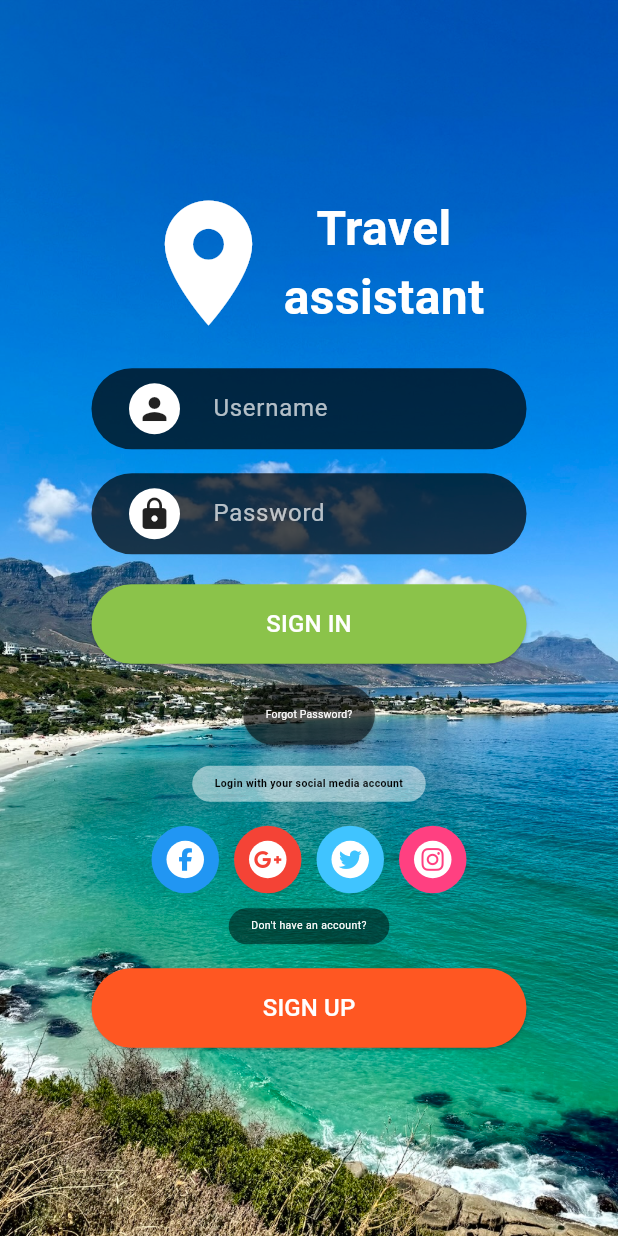
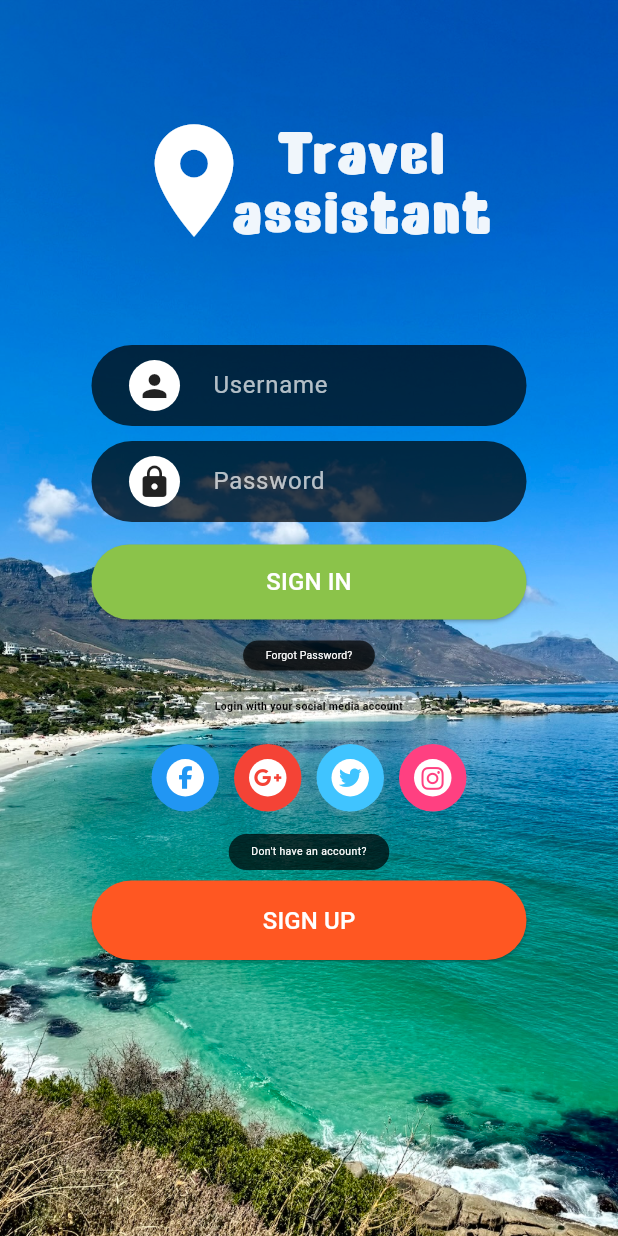
Before and after one commit to AL-Dos/midterm_project_login, a Flutter app: the screen it shows after launch, on a phone screen of 412 x 824 dp. Run offline on Flutter 3.47's test engine with Material 3 defaults, Android fonts, the phone set to English and light mode, and no system bars; our stand-ins replace font_awesome_flutter.

Commit message:
Additional fixes to make it more responsive and true to the original

```diff
--- a/lib/main.dart
+++ b/lib/main.dart
@@ -1,4 +1,5 @@
 import 'package:flutter/material.dart';
+import 'package:flutter/rendering.dart';
 import 'package:font_awesome_flutter/font_awesome_flutter.dart';
 
 void main() {
@@ -13,10 +14,10 @@ class MainApp extends StatelessWidget {
     return MaterialApp(
       debugShowCheckedModeBanner: false,
       home: Scaffold(
+        resizeToAvoidBottomInset: true,
         body: Stack(
           fit: StackFit.expand,
           children: [
-            // Background image
             Container(
               decoration: const BoxDecoration(
                 image: DecorationImage(
@@ -25,36 +26,63 @@ class MainApp extends StatelessWidget {
                 ),
               ),
             ),
-            Center(
+            SingleChildScrollView(
+              child: LayoutBuilder(builder: (context, constraints) {
+                return Center(
                   child: Padding(
-                padding: const EdgeInsets.symmetric(horizontal: 32.0),
+                    padding: const EdgeInsets.symmetric(horizontal: 30),
                     child: Column(
                       mainAxisSize: MainAxisSize.min,
                       children: [
-                    // ignore: avoid_unnecessary_containers
-                    Container(
-                      child: const Row(
+                        const SizedBox(height: 80),
+                        Row(
+                          mainAxisSize: MainAxisSize.min,
                           mainAxisAlignment: MainAxisAlignment.center,
                           crossAxisAlignment: CrossAxisAlignment.center,
                           children: [
-                          Icon(
+                            Transform.translate(
+                              offset: const Offset(10, -5),
+                              child: const Icon(
                                 Icons.location_on,
                                 color: Colors.white,
-                            size: 100,
+                                size: 90,
+                              ),
+                            ),
+                            Transform.translate(
+                              offset: const Offset(-10, 0),
+                              child: const Column(
+                                mainAxisSize: MainAxisSize.min,
+                                children: [
+                                  Text(
+                                    "Travel",
+                                    style: TextStyle(
+                                      color: Color.fromARGB(240, 255, 255, 255),
+                                      fontSize: 40,
+                                      fontWeight: FontWeight.w500,
+                                      height: 1,
+                                      letterSpacing: 2,
+                                      fontFamily: 'Akika',
+                                    ),
+                                    textAlign: TextAlign.center,
                                   ),
                                   Text(
-                            "Travel\nassistant",
+                                    "assistant",
                                     style: TextStyle(
-                              color: Colors.white,
-                              fontSize: 32,
-                              fontWeight: FontWeight.bold,
+                                      color: Color.fromARGB(240, 255, 255, 255),
+                                      fontSize: 40,
+                                      fontWeight: FontWeight.w500,
+                                      height: 1,
+                                      letterSpacing: 2,
+                                      fontFamily: 'Akika',
                                     ),
                                     textAlign: TextAlign.center,
-                          )
+                                  ),
                                 ],
                               ),
                             ),
-                    const SizedBox(height: 20),
+                          ],
+                        ),
+                        const SizedBox(height: 60),
                         Container(
                           width: 290,
                           decoration: BoxDecoration(
@@ -63,23 +91,27 @@ class MainApp extends StatelessWidget {
                           ),
                           padding: const EdgeInsets.symmetric(horizontal: 10),
                           child: const TextField(
+                            style: TextStyle(
+                                color: Color.fromARGB(255, 255, 255, 255)),
                             decoration: InputDecoration(
                               prefixIcon: Padding(
                                 padding: EdgeInsets.only(left: 15, right: 18),
                                 child: CircleAvatar(
                                   radius: 17,
                                   backgroundColor: Colors.white,
-                              child: Icon(Icons.person, color: Colors.black87),
+                                  child:
+                                      Icon(Icons.person, color: Colors.black87),
                                 ),
                               ),
                               hintText: 'Username',
                               hintStyle: TextStyle(color: Colors.white70),
                               border: InputBorder.none,
-                          contentPadding: EdgeInsets.symmetric(vertical: 15),
+                              contentPadding:
+                                  EdgeInsets.symmetric(vertical: 15),
                             ),
                           ),
                         ),
-                    const SizedBox(height: 16),
+                        const SizedBox(height: 10),
                         Container(
                           width: 290,
                           decoration: BoxDecoration(
@@ -88,33 +120,32 @@ class MainApp extends StatelessWidget {
                           ),
                           padding: const EdgeInsets.symmetric(horizontal: 10),
                           child: const TextField(
+                            style: TextStyle(color: Colors.white),
+                            obscureText: true,
                             decoration: InputDecoration(
                               prefixIcon: Padding(
                                 padding: EdgeInsets.only(left: 15, right: 18),
                                 child: CircleAvatar(
                                   radius: 17,
                                   backgroundColor: Colors.white,
-                              child: Icon(Icons.lock, color: Colors.black87),
+                                  child:
+                                      Icon(Icons.lock, color: Colors.black87),
                                 ),
                               ),
                               hintText: 'Password',
                               hintStyle: TextStyle(color: Colors.white70),
                               border: InputBorder.none,
-                          contentPadding: EdgeInsets.symmetric(vertical: 15),
+                              contentPadding:
+                                  EdgeInsets.symmetric(vertical: 15),
                             ),
                           ),
                         ),
-                    const SizedBox(height: 20),
-                    // Sign In Button
+                        const SizedBox(height: 15),
                         ElevatedButton(
                           style: ElevatedButton.styleFrom(
                               backgroundColor: Colors.lightGreen,
                               shape: RoundedRectangleBorder(
                                 borderRadius: BorderRadius.circular(30),
-                          ),
-                          padding: const EdgeInsets.symmetric(
-                            vertical: 15,
-                            horizontal: 80,
                               ),
                               minimumSize: const Size(290, 50)),
                           onPressed: () {
@@ -125,17 +156,14 @@ class MainApp extends StatelessWidget {
                             style: TextStyle(fontSize: 16, color: Colors.white),
                           ),
                         ),
-                    const SizedBox(height: 10),
                         ElevatedButton(
                           style: ElevatedButton.styleFrom(
-                        backgroundColor: Colors.black.withOpacity(0.5),
+                            backgroundColor: Colors.black87.withOpacity(0.7),
                             shape: RoundedRectangleBorder(
                               borderRadius: BorderRadius.circular(40),
                             ),
-                        padding: const EdgeInsets.symmetric(
-                          vertical: 7,
-                          horizontal: 15,
-                        ),
+                            padding: const EdgeInsets.symmetric(horizontal: 15),
+                            minimumSize: const Size(10, 20),
                           ),
                           onPressed: () {
                             // Handle sign-in
@@ -148,14 +176,14 @@ class MainApp extends StatelessWidget {
                                 fontWeight: FontWeight.normal),
                           ),
                         ),
-                    const SizedBox(height: 10),
                         Container(
+                          width: 150,
+                          height: 20,
                           decoration: BoxDecoration(
                             color: Colors.white.withOpacity(0.5),
                             borderRadius: BorderRadius.circular(40),
                           ),
-                      padding: const EdgeInsets.symmetric(
-                          horizontal: 15, vertical: 7),
+                          padding: const EdgeInsets.symmetric(vertical: 5),
                           child: const Text(
                             "Login with your social media account",
                             style: TextStyle(
@@ -165,7 +193,7 @@ class MainApp extends StatelessWidget {
                             textAlign: TextAlign.center,
                           ),
                         ),
-                    const SizedBox(height: 16),
+                        const SizedBox(height: 15),
                         Row(
                           mainAxisAlignment: MainAxisAlignment.center,
                           children: [
@@ -282,10 +310,10 @@ class MainApp extends StatelessWidget {
                             ),
                           ],
                         ),
-                    const SizedBox(height: 10),
+                        const SizedBox(height: 15),
                         Container(
                           decoration: BoxDecoration(
-                        color: Colors.black87.withOpacity(0.5),
+                            color: Colors.black87.withOpacity(0.7),
                             borderRadius: BorderRadius.circular(40),
                           ),
                           padding: const EdgeInsets.symmetric(
@@ -299,7 +327,7 @@ class MainApp extends StatelessWidget {
                             textAlign: TextAlign.center,
                           ),
                         ),
-                    const SizedBox(height: 16),
+                        const SizedBox(height: 7),
                         ElevatedButton(
                           style: ElevatedButton.styleFrom(
                               backgroundColor: Colors.deepOrange,
@@ -322,6 +350,8 @@ class MainApp extends StatelessWidget {
                       ],
                     ),
                   ),
+                );
+              }),
             ),
           ],
         ),
--- a/pubspec.yaml
+++ b/pubspec.yaml
@@ -21,3 +21,7 @@ flutter:
   assets:
   - lib/Assets/testIMG1.jpeg
   - lib/Assets/testIMG2.jpg
+  fonts:
+  - family: Akika
+    fonts:
+    - asset: lib/Assets/AKIKA.ttf
```
Also changed, not shown: lib/Assets/AKIKA.ttf (added), lib/logo.dart (deleted). Lines whose indentation alone changed are shown as unchanged.
